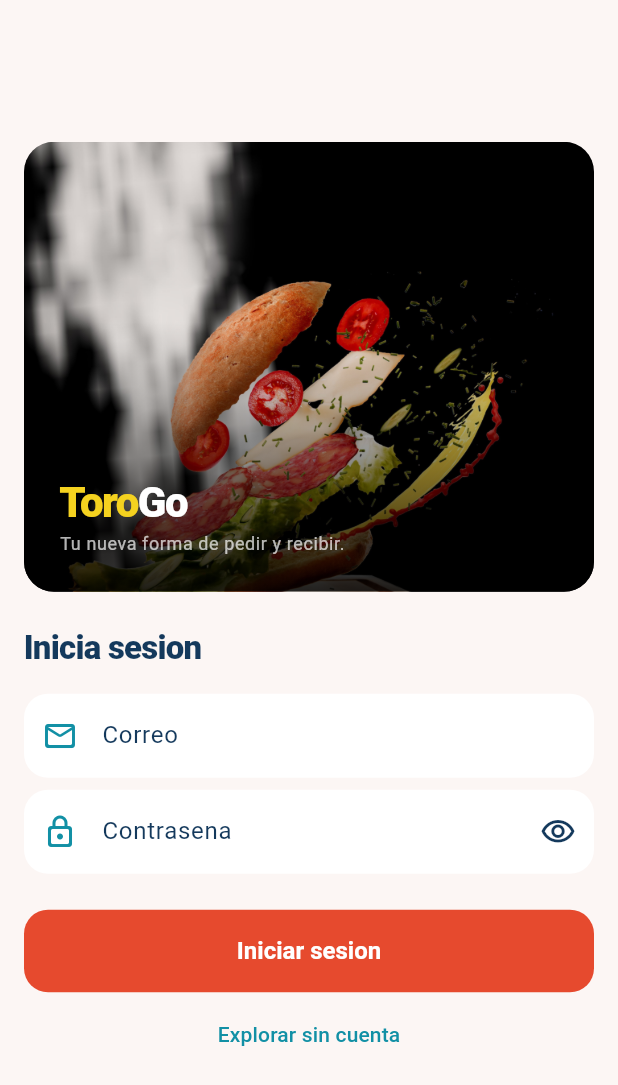
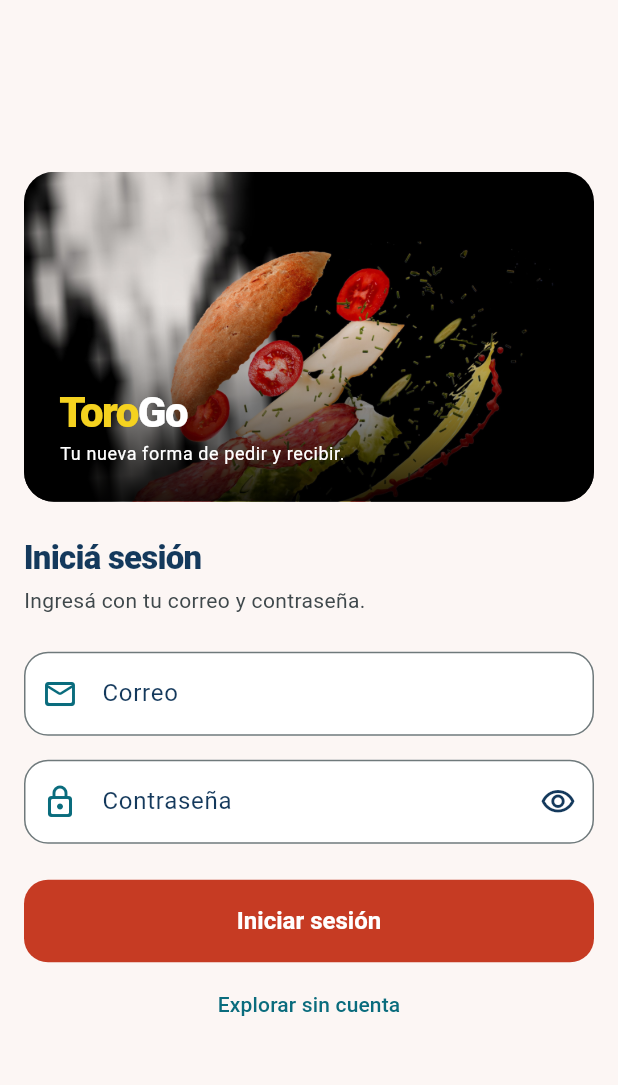
Before and after one commit to ronalgaldamez/titi-torogo, a Flutter app: the screen it shows after launch, on a phone screen of 412 x 824 dp. Shown: the top 1085 px of the screen. Run offline on Flutter 3.47's test engine with Material 3 defaults, Android fonts, the phone set to English and light mode, and no system bars; our stand-ins replace flutter_local_notifications, flutter_map, flutter_riverpod, geolocator, latlong2, shared_preferences; missing offline and left inert: dart_pusher_channels.

Commit message:
titi: mejorar diseño del login

```diff
--- a/frontend/lib/features/auth/login_screen.dart
+++ b/frontend/lib/features/auth/login_screen.dart
@@ -121,14 +121,21 @@ class _LoginScreenState extends State<LoginScreen> {
                     const _HeroPanel(),
                     const SizedBox(height: AppSpacing.lg),
                     Text(
-                      'Inicia sesion',
+                      'Iniciá sesión',
                       style: text.titleLarge?.copyWith(
                         color: AppTheme.navy,
                         fontWeight: FontWeight.w800,
                         letterSpacing: -0.5,
                       ),
                     ),
-                    const SizedBox(height: AppSpacing.md),
+                    const SizedBox(height: AppSpacing.xs),
+                    Text(
+                      'Ingresá con tu correo y contraseña.',
+                      style: text.bodyMedium?.copyWith(
+                        color: Theme.of(context).colorScheme.onSurfaceVariant,
+                      ),
+                    ),
+                    const SizedBox(height: AppSpacing.lg),
                     _Field(
                       controller: _email,
                       label: 'Correo',
@@ -140,20 +147,20 @@ class _LoginScreenState extends State<LoginScreen> {
                         final String email = (value ?? '').trim();
 
                         if (email.isEmpty) {
-                          return 'Escribi tu correo.';
+                          return 'Escribí tu correo.';
                         }
 
                         if (!email.contains('@') || !email.contains('.')) {
-                          return 'Ese correo no parece valido.';
+                          return 'Ese correo no parece válido.';
                         }
 
                         return null;
                       },
                     ),
-                    const SizedBox(height: AppSpacing.sm),
+                    const SizedBox(height: AppSpacing.md),
                     _Field(
                       controller: _password,
-                      label: 'Contrasena',
+                      label: 'Contraseña',
                       icon: Icons.lock_outline_rounded,
                       obscure: !_showPassword,
                       textInputAction: TextInputAction.done,
@@ -169,12 +176,12 @@ class _LoginScreenState extends State<LoginScreen> {
                           color: AppTheme.navy,
                         ),
                         tooltip: _showPassword
-                            ? 'Ocultar contrasena'
-                            : 'Mostrar contrasena',
+                            ? 'Ocultar contraseña'
+                            : 'Mostrar contraseña',
                       ),
                       validator: (String? value) {
                         if ((value ?? '').isEmpty) {
-                          return 'Escribi tu contrasena.';
+                          return 'Escribí tu contraseña.';
                         }
 
                         return null;
@@ -191,7 +198,9 @@ class _LoginScreenState extends State<LoginScreen> {
                       onPressed: _loading ? null : widget.onSkip,
                       child: Text(
                         'Explorar sin cuenta',
-                        style: text.labelLarge?.copyWith(color: AppTheme.teal),
+                        style: text.labelLarge?.copyWith(
+                          color: AppTheme.tealDeep,
+                        ),
                       ),
                     ),
                     const SizedBox(height: AppSpacing.md),
@@ -206,7 +215,7 @@ class _LoginScreenState extends State<LoginScreen> {
   }
 }
 
-/// La foto grande de arriba, con la marca encima.
+/// La foto de bienvenida, con la marca encima.
 ///
 /// El velo oscuro del final NO es un adorno: la foto tiene zonas claras
 /// (la tabla de madera) y sin el, el texto blanco desaparece encima.
@@ -221,15 +230,12 @@ class _HeroPanel extends StatelessWidget {
     return ClipRRect(
       borderRadius: BorderRadius.circular(AppRadius.card),
       child: SizedBox(
-        height: 300,
+        height: 220,
         width: double.infinity,
         child: Stack(
           fit: StackFit.expand,
           children: <Widget>[
-            Image.asset(
-              'assets/login.jpg',
-              fit: BoxFit.cover,
-            ),
+            Image.asset('assets/login.jpg', fit: BoxFit.cover),
             const DecoratedBox(
               decoration: BoxDecoration(
                 gradient: LinearGradient(
@@ -271,7 +277,7 @@ class _HeroPanel extends StatelessWidget {
                   const SizedBox(height: 2),
                   Text(
                     'Tu nueva forma de pedir y recibir.',
-                    style: text.bodySmall?.copyWith(color: Colors.white70),
+                    style: text.bodySmall?.copyWith(color: Colors.white),
                   ),
                 ],
               ),
@@ -322,30 +328,34 @@ class _Field extends StatelessWidget {
       style: const TextStyle(color: AppTheme.navy),
       decoration: InputDecoration(
         labelText: label,
+        contentPadding: const EdgeInsets.symmetric(
+          horizontal: AppSpacing.md,
+          vertical: AppSpacing.md,
+        ),
         labelStyle: const TextStyle(color: AppTheme.navy),
-        prefixIcon: Icon(icon, color: AppTheme.teal),
+        prefixIcon: Icon(icon, color: AppTheme.tealDeep),
         suffixIcon: suffix,
         filled: true,
         fillColor: Colors.white,
         border: OutlineInputBorder(
           borderRadius: BorderRadius.circular(AppRadius.image),
-          borderSide: BorderSide.none,
+          borderSide: BorderSide(color: Theme.of(context).colorScheme.outline),
         ),
         enabledBorder: OutlineInputBorder(
           borderRadius: BorderRadius.circular(AppRadius.image),
-          borderSide: BorderSide.none,
+          borderSide: BorderSide(color: Theme.of(context).colorScheme.outline),
         ),
         focusedBorder: OutlineInputBorder(
           borderRadius: BorderRadius.circular(AppRadius.image),
-          borderSide: const BorderSide(color: AppTheme.teal, width: 2),
+          borderSide: const BorderSide(color: AppTheme.tealDeep, width: 2),
         ),
         errorBorder: OutlineInputBorder(
           borderRadius: BorderRadius.circular(AppRadius.image),
-          borderSide: const BorderSide(color: AppTheme.coral, width: 2),
+          borderSide: const BorderSide(color: AppTheme.coralDeep, width: 2),
         ),
         focusedErrorBorder: OutlineInputBorder(
           borderRadius: BorderRadius.circular(AppRadius.image),
-          borderSide: const BorderSide(color: AppTheme.coral, width: 2),
+          borderSide: const BorderSide(color: AppTheme.coralDeep, width: 2),
         ),
       ),
     );
@@ -370,7 +380,7 @@ class _ErrorBanner extends StatelessWidget {
         children: <Widget>[
           const Icon(
             Icons.error_outline_rounded,
-            color: AppTheme.coral,
+            color: AppTheme.coralDeep,
             size: 20,
           ),
           const SizedBox(width: AppSpacing.sm),
@@ -378,9 +388,9 @@ class _ErrorBanner extends StatelessWidget {
             child: Text(
               message,
               style: Theme.of(context).textTheme.bodySmall?.copyWith(
-                    color: AppTheme.coral,
-                    fontWeight: FontWeight.w600,
-                  ),
+                color: AppTheme.coralDeep,
+                fontWeight: FontWeight.w600,
+              ),
             ),
           ),
         ],
@@ -401,17 +411,14 @@ class _SubmitButton extends StatelessWidget {
     return FilledButton(
       onPressed: loading ? null : onPressed,
       style: FilledButton.styleFrom(
-        backgroundColor: AppTheme.coral,
+        backgroundColor: AppTheme.coralDeep,
         foregroundColor: Colors.white,
-        disabledBackgroundColor: AppTheme.coral,
+        disabledBackgroundColor: AppTheme.coralDeep,
         padding: const EdgeInsets.symmetric(vertical: 18),
         shape: RoundedRectangleBorder(
           borderRadius: BorderRadius.circular(AppRadius.image),
         ),
-        textStyle: const TextStyle(
-          fontSize: 16,
-          fontWeight: FontWeight.w700,
-        ),
+        textStyle: const TextStyle(fontSize: 16, fontWeight: FontWeight.w700),
       ),
       child: loading
           ? const SizedBox(
@@ -422,7 +429,7 @@ class _SubmitButton extends StatelessWidget {
                 color: Colors.white,
               ),
             )
-          : const Text('Iniciar sesion'),
+          : const Text('Iniciar sesión'),
     );
   }
 }
```
